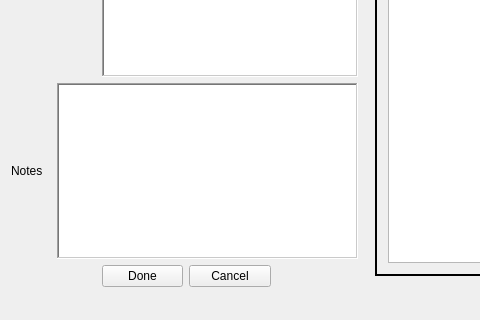
Before: the Qt Designer form gopher.ui in Hansent92/GopherQT7, drawn with Qt 5; both pictures show x 0 to 480 and y 383 to 703 of the 1099 by 703 pixel window.
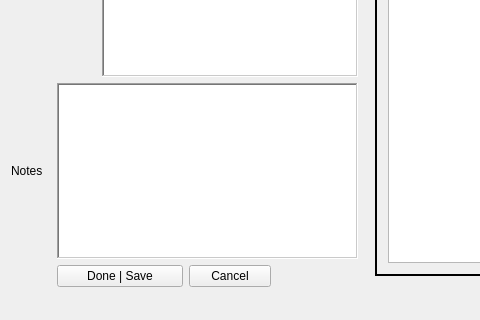
After: the same form once the commit is applied. Icons and pictures are not drawn.

```diff
--- a/gopher.ui
+++ b/gopher.ui
@@ -325,13 +325,6 @@
         </item>
        </widget>
       </item>
-      <item row="10" column="2">
-       <widget class="QPushButton" name="Done">
-        <property name="text">
-         <string>Done</string>
-        </property>
-       </widget>
-      </item>
       <item row="6" column="0" colspan="2">
        <widget class="QLabel" name="DescriptiveTitle">
         <property name="text">
@@ -414,6 +407,13 @@
         </property>
        </widget>
       </item>
+      <item row="10" column="1" colspan="2">
+       <widget class="QPushButton" name="Done">
+        <property name="text">
+         <string>Done | Save</string>
+        </property>
+       </widget>
+      </item>
      </layout>
     </item>
     <item row="0" column="1">
```
Left out of the diff: 2 changed lines with no effect on the pictures.
